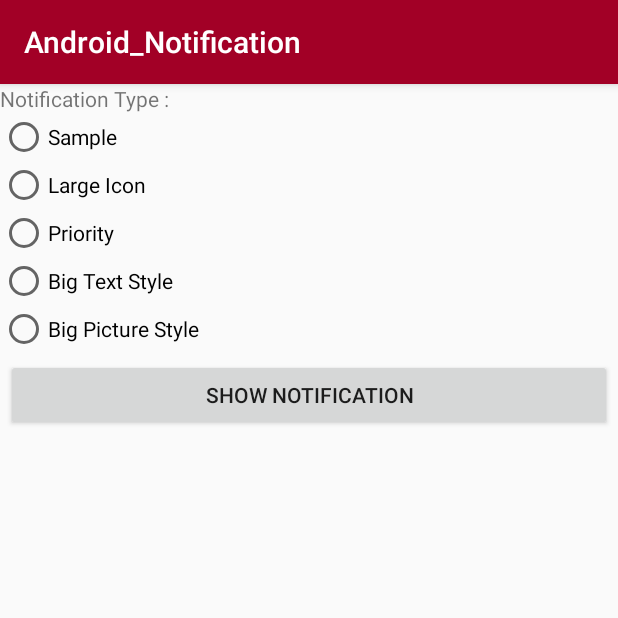
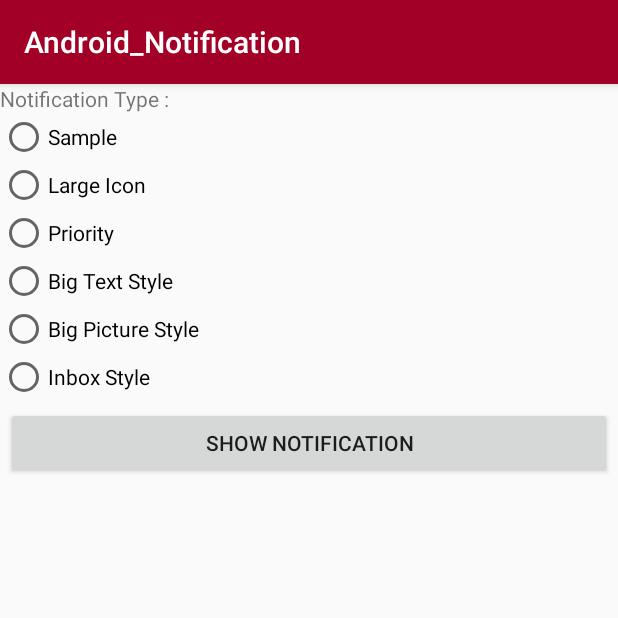
Before and after one commit to esmaeil-ahmadipour/Android_Notification, an Android app: the screen it shows after launch (MainActivity), on a phone screen of 412 x 824 dp, the top half of it. Run offline under Robolectric (Android 15) with nearby library versions, the phone set to English and light mode, and no system bars.

Commit message:
Commit> Notification> InboxStyle Notification

```diff
--- a/app/src/main/java/ir/ea2/android_notification/MainActivity.java
+++ b/app/src/main/java/ir/ea2/android_notification/MainActivity.java
@@ -13,7 +13,7 @@ import androidx.appcompat.app.AppCompatActivity;
 public class MainActivity extends AppCompatActivity {
     Context context = this;
     private Button btnShowNotification;
-    private RadioButton rdBtnSample, rdBtnLargeIcon, rdBtnPriority , rdBtnBigTextStyle , rdBtnBigPictureStyle ;
+    RadioButton rdBtnSample, rdBtnLargeIcon, rdBtnPriority, rdBtnBigTextStyle, rdBtnBigPictureStyle, rdBtnInboxStyle;
     private RadioGroup rdGroup;
     private int checkedRadioButton;
 
@@ -51,21 +51,27 @@ public class MainActivity extends AppCompatActivity {
                         CustomNotification.getInstance().bigPictureStyleNotification(context);
                     }
                     break;
+                    case R.id.ac_main_rdBtn_inboxStyleNotification: {
+                        CustomNotification.getInstance().inboxStyleNotification(context);
+                    }
+                    break;
                     default:
-                        Toast.makeText(context, "Please , Select One Item!", Toast.LENGTH_SHORT).show();
+                        Toast.makeText(context, "Please , Select One Item!", Toast.LENGTH_SHORT)
+                                .show();
                 }
             }
         });
     }
 
     private void setViews() {
-        btnShowNotification = (Button) findViewById(R.id.main_btn_showNotification);
-        rdBtnBigPictureStyle =(RadioButton) findViewById(R.id.ac_main_rdBtn_bigPictureStyleNotification);
-        rdBtnBigTextStyle =(RadioButton) findViewById(R.id.ac_main_rdBtn_bigTextStyleNotification);
-        rdBtnPriority = (RadioButton) findViewById(R.id.ac_main_rdBtn_priorityNotification);
-        rdBtnLargeIcon = (RadioButton) findViewById(R.id.ac_main_rdBtn_largeIconNotification);
-        rdBtnSample = (RadioButton) findViewById(R.id.ac_main_rdBtn_sampleNotification);
-        rdGroup = (RadioGroup) findViewById(R.id.ac_main_rdGroup);
+        btnShowNotification = findViewById(R.id.main_btn_showNotification);
+        rdBtnInboxStyle = findViewById(R.id.ac_main_rdBtn_inboxStyleNotification);
+        rdBtnBigPictureStyle = findViewById(R.id.ac_main_rdBtn_bigPictureStyleNotification);
+        rdBtnBigTextStyle = findViewById(R.id.ac_main_rdBtn_bigTextStyleNotification);
+        rdBtnPriority = findViewById(R.id.ac_main_rdBtn_priorityNotification);
+        rdBtnLargeIcon = findViewById(R.id.ac_main_rdBtn_largeIconNotification);
+        rdBtnSample = findViewById(R.id.ac_main_rdBtn_sampleNotification);
+        rdGroup = findViewById(R.id.ac_main_rdGroup);
     }
 
 
--- a/app/src/main/res/layout/activity_main.xml
+++ b/app/src/main/res/layout/activity_main.xml
@@ -46,6 +46,13 @@
             android:layout_width="wrap_content"
             android:layout_height="wrap_content"
             android:text="@string/main_rdBtn_bigPictureStyle" />
+
+        <RadioButton
+            android:id="@+id/ac_main_rdBtn_inboxStyleNotification"
+            android:layout_width="wrap_content"
+            android:layout_height="wrap_content"
+            android:text="@string/main_rdBtn_inboxStyle" />
+
     </RadioGroup>
 
     <Button
```
Also changed, not shown: app/src/main/java/ir/ea2/android_notification/CustomNotification.java (+76 -21 lines), app/src/main/res/values/strings.xml (+8 -0 lines).
